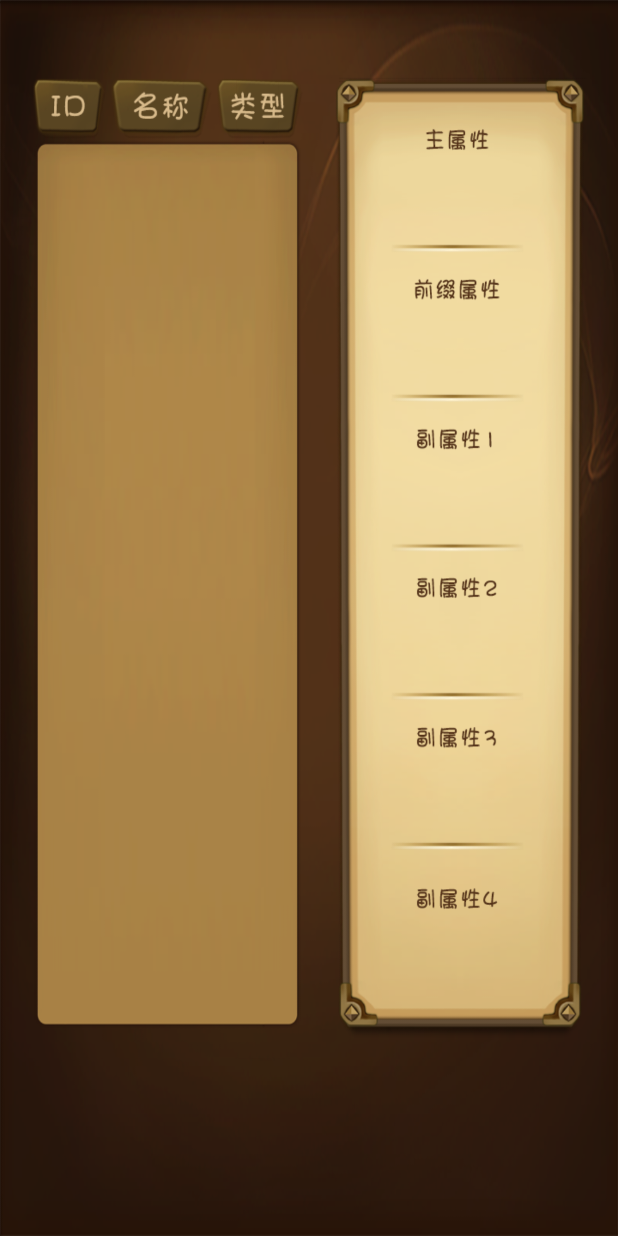
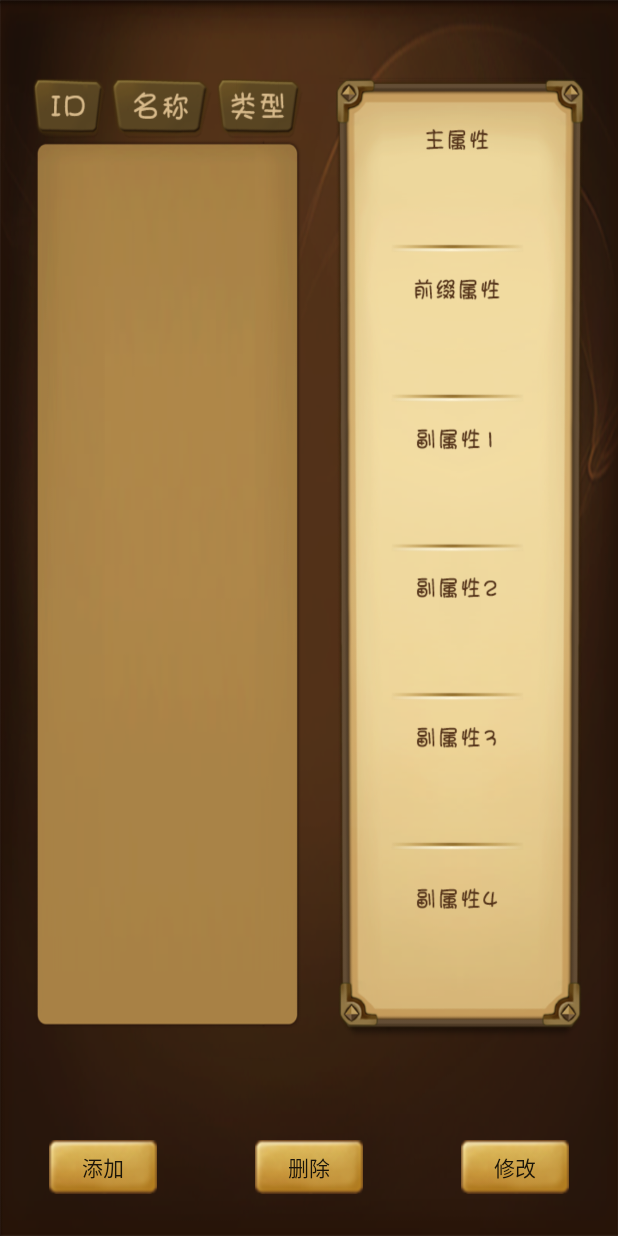
Before and after one commit to westcounty/SummonersSimulator, an Android app: the addFuwen screen opened directly, with no data from a screen before it, on a phone screen of 412 x 824 dp. Run offline under Robolectric (Android 15) with nearby library versions, the light colour scheme and no system bars.

Commit message:
基本界面框架

```diff
--- a/app/src/main/res/layout/activity_add_fuwen.xml
+++ b/app/src/main/res/layout/activity_add_fuwen.xml
@@ -144,8 +144,61 @@
 
     <!--</TableLayout>-->
 
+//底部按钮
+<LinearLayout
+    android:layout_width="match_parent"
+    android:layout_height="wrap_content"
+    android:layout_marginBottom="28dp"
+    android:layout_alignParentBottom="true"
+    android:orientation="horizontal">
 
+    <LinearLayout
+        android:layout_width="wrap_content"
+        android:layout_height="wrap_content"
+        android:layout_weight="1"
+        android:gravity="center"
+        >
+        <Button
+            android:layout_width="72dp"
+            android:layout_height="36dp"
+            android:background="@drawable/button_selector_2"
+            android:text="添加"
+            android:textAlignment="center"
+            />
+        </LinearLayout>
 
+    <LinearLayout
+        android:layout_width="wrap_content"
+        android:layout_height="wrap_content"
+        android:layout_weight="1"
+        android:gravity="center"
+        >
+        <Button
+            android:layout_width="72dp"
+            android:layout_height="36dp"
+            android:background="@drawable/button_selector_2"
+            android:text="删除"
+            android:textAlignment="center"
+            />
+    </LinearLayout>
+
+    <LinearLayout
+        android:layout_width="wrap_content"
+        android:layout_height="wrap_content"
+        android:layout_weight="1"
+        android:gravity="center"
+        >
+        <Button
+            android:layout_width="72dp"
+            android:layout_height="36dp"
+            android:background="@drawable/button_selector_2"
+            android:text="修改"
+            android:textAlignment="center"
+
+            />
+    </LinearLayout>
+
+    </LinearLayout>
 
 
 </RelativeLayout>
```
Also changed, not shown: app/src/main/res/layout/activity_add_moling.xml (+56 -0 lines), app/src/main/res/layout/activity_fuwen_moni.xml (+26 -0 lines).
